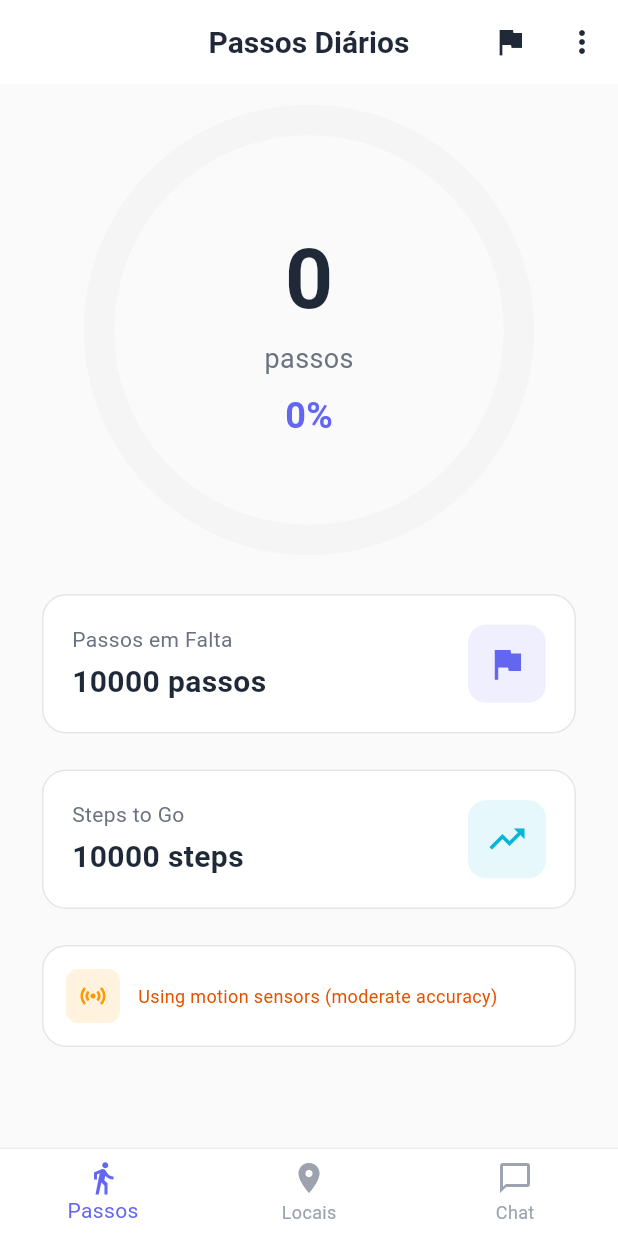
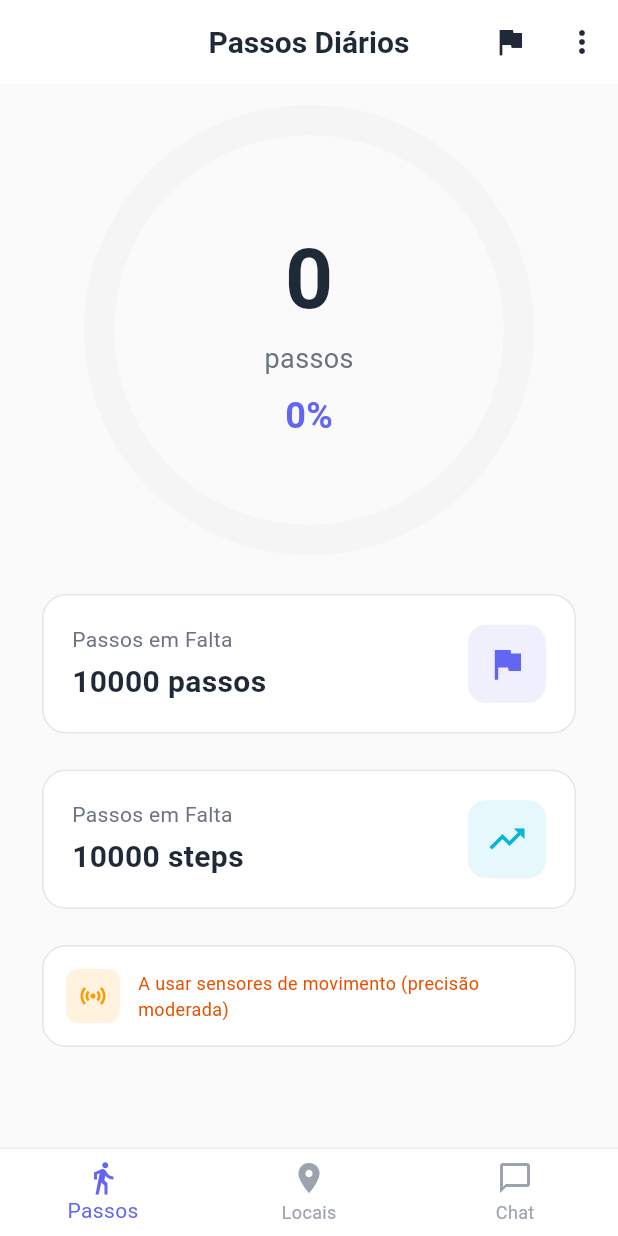
Before and after one commit to lucas-remigio/copd-ai-health-app, a Flutter app: the screen it shows after launch, on a phone screen of 412 x 824 dp. Run offline on Flutter 3.47's test engine with Material 3 defaults, Android fonts, the phone set to English and light mode, and no system bars; our stand-ins replace flutter_dotenv, geolocator, google_maps_flutter, pedometer, permission_handler, sensors_plus and 1 more; missing offline and left inert: health, llama_flutter_android; network calls fail; statements that could not run were skipped.

Commit message:
chore: more translations

```diff
--- a/lib/models/place.dart
+++ b/lib/models/place.dart
@@ -19,7 +19,7 @@ class Place {
     int? durationSeconds,
   }) {
     return Place(
-      name: json['displayName']?['text'] ?? 'Unknown',
+      name: json['displayName']?['text'] ?? 'Desconhecido',
       latitude: json['location']?['latitude'] as double?,
       longitude: json['location']?['longitude'] as double?,
       distance: distanceMeters,
@@ -28,18 +28,18 @@ class Place {
   }
 
   String get distanceInKm => distance != null
-      ? '${(distance! / 1000).toStringAsFixed(2)} km away'
-      : 'Distance unknown';
+      ? '${(distance! / 1000).toStringAsFixed(2)} km'
+      : 'Distância desconhecida';
 
   String get durationInMinutes {
     if (duration == null) return '';
     final minutes = (duration! / 60).round();
-    return '~$minutes min walk';
+    return '~$minutes min a pé';
   }
 
   String get distanceInSteps {
-    if (distance == null) return 'Distance unknown';
+    if (distance == null) return 'Distância desconhecida';
     final steps = (distance! / 0.762).round(); // Average step length ~0.762m
-    return '$steps steps away';
+    return '$steps passos';
   }
 }
--- a/lib/screens/steps_screen.dart
+++ b/lib/screens/steps_screen.dart
@@ -305,7 +305,7 @@ class _StepsScreenState extends State<StepsScreen> with WidgetsBindingObserver {
                         crossAxisAlignment: CrossAxisAlignment.start,
                         children: [
                           const Text(
-                            'Steps to Go',
+                            'Passos em Falta',
                             style: TextStyle(
                               fontSize: 14,
                               color: AppTheme.textSecondary,
--- a/lib/services/unified_step_service.dart
+++ b/lib/services/unified_step_service.dart
@@ -43,28 +43,28 @@ class UnifiedStepService {
   StepMethodInfo get methodInfo {
     const methodData = {
       StepDetectionMethod.healthConnect: StepMethodInfo(
-        description: 'Using Google Fit / Health Connect (most accurate)',
+        description: 'A usar Google Fit / Health Connect (mais preciso)',
         backgroundColor: Color(0xFFE8F5E9), // Colors.green[50]
         iconColor: Colors.green,
         textColor: Color(0xFF1B5E20), // Colors.green[900]
         icon: Icons.favorite,
       ),
       StepDetectionMethod.pedometer: StepMethodInfo(
-        description: 'Using hardware step counter (accurate)',
+        description: 'A usar contador de passos do hardware (preciso)',
         backgroundColor: Color(0xFFE3F2FD), // Colors.blue[50]
         iconColor: Colors.blue,
         textColor: Color(0xFF0D47A1), // Colors.blue[900]
         icon: Icons.directions_walk,
       ),
       StepDetectionMethod.accelerometer: StepMethodInfo(
-        description: 'Using motion sensors (moderate accuracy)',
+        description: 'A usar sensores de movimento (precisão moderada)',
         backgroundColor: Color(0xFFFFF3E0), // Colors.orange[50]
         iconColor: Colors.orange,
         textColor: Color(0xFFE65100), // Colors.orange[900]
         icon: Icons.sensors,
       ),
       StepDetectionMethod.none: StepMethodInfo(
-        description: 'No step detection available',
+        description: 'Nenhum método de deteção de passos disponível',
         backgroundColor: Color(0xFFFAFAFA), // Colors.grey[50]
         iconColor: Colors.grey,
         textColor: Color(0xFF212121), // Colors.grey[900]
```
